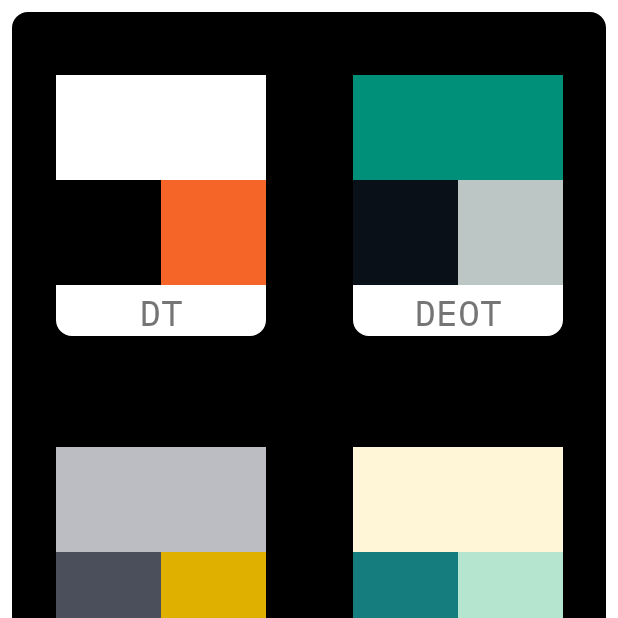
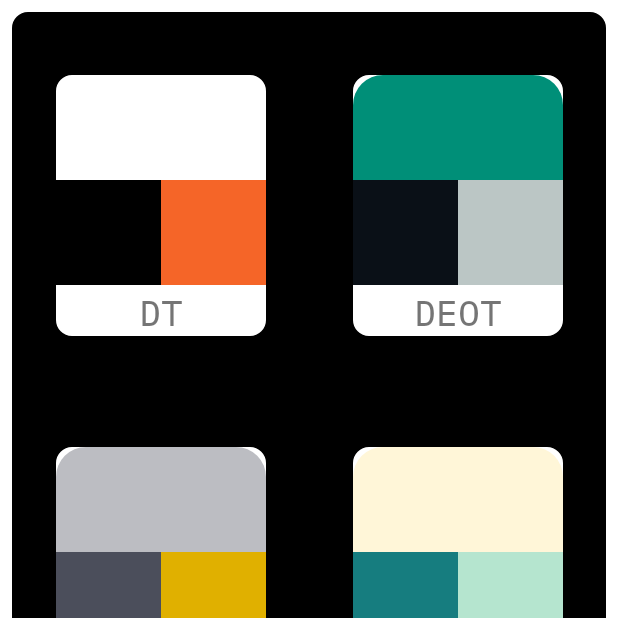
Before and after one commit to DangerousThings/DangerousNFC, an Android app: the fragment ThemeFragment placed in its activity, on a phone screen of 412 x 824 dp, the top half of it. Run offline under Robolectric (Android 15) with nearby library versions, the phone set to English and light mode, and no system bars.

Commit message:
Updated the UI for theme items.

```diff
--- a/app/build.gradle
+++ b/app/build.gradle
@@ -2,7 +2,7 @@ apply plugin: 'com.android.application'
 
 android {
     compileSdkVersion 30
-    buildToolsVersion "29.0.3"
+    buildToolsVersion "30.0.2"
 
     defaultConfig {
         applicationId "com.dangerousthings.nfc"
--- a/app/src/main/java/com/dangerousthings/nfc/adapters/ThemeRecyclerAdapter.java
+++ b/app/src/main/java/com/dangerousthings/nfc/adapters/ThemeRecyclerAdapter.java
@@ -1,6 +1,7 @@
 package com.dangerousthings.nfc.adapters;
 
 import android.content.Context;
+import android.graphics.drawable.GradientDrawable;
 import android.view.LayoutInflater;
 import android.view.View;
 import android.view.ViewGroup;
@@ -60,7 +61,10 @@ public class ThemeRecyclerAdapter extends RecyclerView.Adapter<ThemeRecyclerAdap
     {
         Theme theme = _themes.get(position);
         holder.mThemeName.setText(theme.getThemeTitle());
-        holder.mBoxPrimary.setBackgroundColor(theme.getColorPrimary());
+        GradientDrawable shape = new GradientDrawable();
+        shape.setCornerRadii(new float[]{30,30,30,30,0,0,0,0});
+        shape.setColor(theme.getColorPrimary());
+        holder.mBoxPrimary.setBackground(shape);
         holder.mBoxPrimaryDark.setBackgroundColor(theme.getColorPrimaryDark());
         holder.mBoxAccent.setBackgroundColor(theme.getColorAccent());
     }
--- a/build.gradle
+++ b/build.gradle
@@ -1,7 +1,7 @@
 buildscript {
     repositories {
         google()
-        jcenter()
+        mavenCentral()
     }
     dependencies {
         classpath 'com.android.tools.build:gradle:4.2.0'
@@ -11,7 +11,7 @@ buildscript {
 allprojects {
     repositories {
         google()
-        jcenter()
+        mavenCentral()
         maven { url 'https://maven.google.com' }
     }
 }
```
